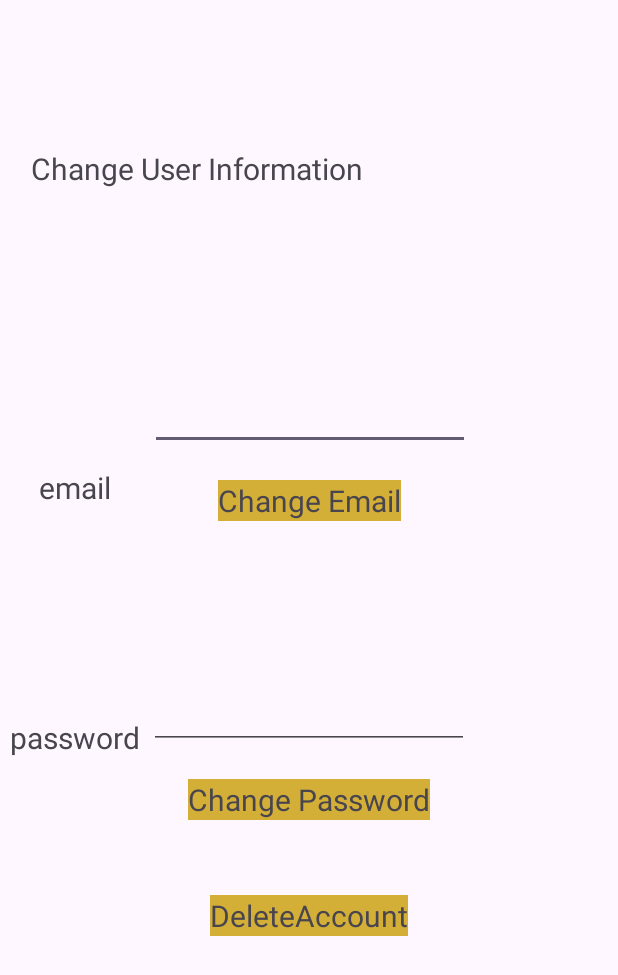
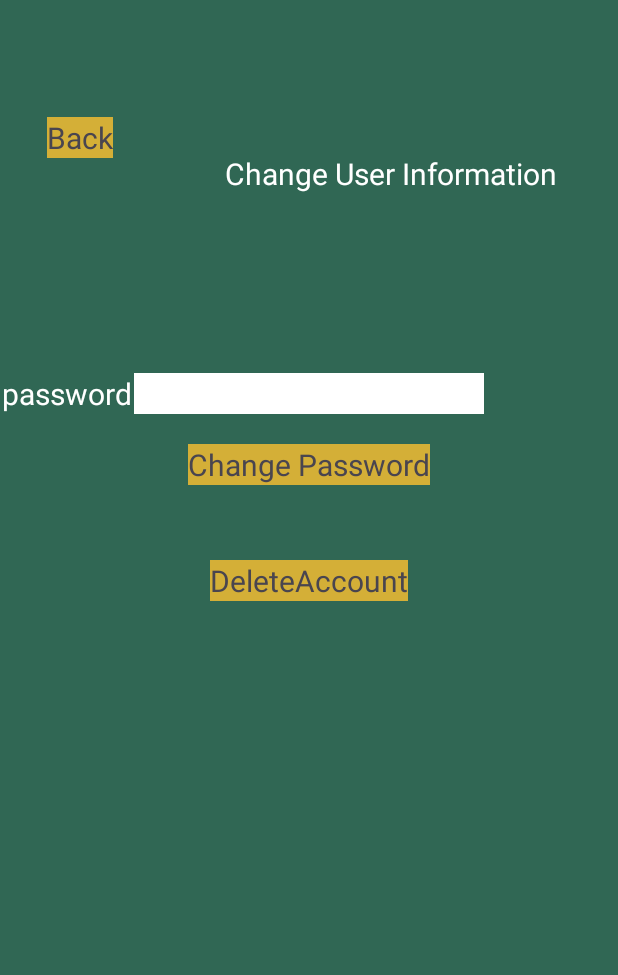
Before and after one commit to mnguyen402/SpotifyWrapper-sdk, an Android app: the Account screen opened directly, with no data from a screen before it, on a phone screen of 412 x 824 dp. Shown: the top 975 px of the screen. Run offline under Robolectric (Android 15) with nearby library versions, the phone set to English and light mode, and no system bars; our stand-ins replace Firebase (no records; nobody signed in at launch, a user with empty details on screens opened directly).

Commit message:
clean up

```diff
--- a/app/src/main/java/com/example/spotify_sdk/Account.java
+++ b/app/src/main/java/com/example/spotify_sdk/Account.java
@@ -17,18 +17,17 @@ import com.google.firebase.auth.FirebaseUser;
 
 public class Account extends AppCompatActivity {
     FirebaseUser user;
-    TextView deleteAButton, changeEmailButton, changePasswordButton;
-    EditText changeEmailText, changePasswordText;
+    TextView deleteAButton, changePasswordButton, backButton;
+    EditText changePasswordText;
     @Override
     protected void onCreate(Bundle savedInstanceState) {
         super.onCreate(savedInstanceState);
         setContentView(R.layout.activity_account);
         user = FirebaseAuth.getInstance().getCurrentUser();
         deleteAButton = findViewById(R.id.DeleteAccountButton);
-        changeEmailButton = findViewById(R.id.ChangeEmailButton);
         changePasswordButton = findViewById(R.id.changePasswordButton);
-        changeEmailText = findViewById(R.id.editEmail);
         changePasswordText = findViewById(R.id.editPassword);
+        backButton = findViewById(R.id.backButtonAccount);
         deleteAButton.setOnClickListener(new View.OnClickListener() {
             public void onClick(View view) {
                 user.delete()
@@ -37,22 +36,10 @@ public class Account extends AppCompatActivity {
                             public void onComplete(Task<Void> task) {
                                 if (task.isSuccessful()) {
                                     Toast.makeText(getApplicationContext(), "Delete Successful.", Toast.LENGTH_SHORT).show();
+                                    FirebaseAuth.getInstance().signOut();
                                     Intent intent = new Intent(getApplicationContext(), Login.class);
                                     startActivity(intent);
                                     finish();
-                                }
-                            }
-                        });
-            }
-        });
-        changeEmailButton.setOnClickListener(new View.OnClickListener() {
-            public void onClick(View view) {
-                user.updateEmail(changeEmailText.getText().toString())
-                        .addOnCompleteListener(new OnCompleteListener<Void>() {
-                            @Override
-                            public void onComplete( Task<Void> task) {
-                                if (task.isSuccessful()) {
-                                    Toast.makeText(getApplicationContext(), "User email address updated.", Toast.LENGTH_SHORT).show();
                                 }
                             }
                         });
@@ -71,6 +58,12 @@ public class Account extends AppCompatActivity {
                         });
             }
         });
-
+        backButton.setOnClickListener(new View.OnClickListener() {
+            public void onClick(View view) {
+                Intent intent = new Intent(getApplicationContext(), MainActivity.class);
+                startActivity(intent);
+                finish();
+            }
+        });
     }
 }
--- a/app/src/main/res/layout/activity_account.xml
+++ b/app/src/main/res/layout/activity_account.xml
@@ -5,40 +5,17 @@
     android:id="@+id/text"
     android:layout_width="match_parent"
     android:layout_height="match_parent"
+    android:background="@color/sea_green"
     tools:context=".Account">
-
-    <EditText
-        android:id="@+id/editEmail"
-        android:layout_width="wrap_content"
-        android:layout_height="wrap_content"
-        android:layout_marginTop="100dp"
-        android:ems="10"
-        android:inputType="text"
-        app:layout_constraintBottom_toTopOf="@+id/editPassword"
-        app:layout_constraintEnd_toEndOf="parent"
-        app:layout_constraintHorizontal_bias="0.502"
-        app:layout_constraintStart_toStartOf="parent"
-        app:layout_constraintTop_toTopOf="parent" />
 
     <EditText
         android:id="@+id/editPassword"
         android:layout_width="wrap_content"
         android:layout_height="wrap_content"
-        android:layout_marginBottom="170dp"
+        android:layout_marginBottom="300dp"
+        android:background="@color/white"
         android:ems="10"
         android:inputType="text"
-        app:layout_constraintBottom_toBottomOf="parent"
-        app:layout_constraintEnd_toEndOf="parent"
-        app:layout_constraintStart_toStartOf="parent"
-        app:layout_constraintTop_toBottomOf="@+id/editEmail" />
-
-    <TextView
-        android:id="@+id/changeUserInformation"
-        android:layout_width="wrap_content"
-        android:layout_height="wrap_content"
-        android:layout_marginEnd="150dp"
-        android:layout_marginBottom="600dp"
-        android:text="Change User Information"
         android:textSize="20sp"
         app:layout_constraintBottom_toBottomOf="parent"
         app:layout_constraintEnd_toEndOf="parent"
@@ -46,40 +23,33 @@
         app:layout_constraintTop_toTopOf="parent" />
 
     <TextView
-        android:id="@+id/changeEmail"
+        android:id="@+id/changeUserInformation"
         android:layout_width="wrap_content"
         android:layout_height="wrap_content"
-        android:layout_marginBottom="300dp"
-        android:text="email"
+        android:layout_marginStart="150dp"
+        android:layout_marginBottom="600dp"
+        android:text="Change User Information"
+        android:textColor="@color/white"
         android:textSize="20sp"
         app:layout_constraintBottom_toBottomOf="parent"
-        app:layout_constraintEnd_toStartOf="@+id/editEmail"
+        app:layout_constraintEnd_toEndOf="parent"
+        app:layout_constraintHorizontal_bias="0.0"
         app:layout_constraintStart_toStartOf="parent"
-        app:layout_constraintTop_toBottomOf="@+id/changeUserInformation" />
-
-    <TextView
-        android:id="@+id/ChangeEmailButton"
-        android:layout_width="wrap_content"
-        android:layout_height="wrap_content"
-        android:layout_marginTop="20dp"
-        android:background="@color/metallic_gold"
-        android:text="Change Email"
-        android:textSize="20sp"
-        app:layout_constraintEnd_toEndOf="parent"
-        app:layout_constraintStart_toStartOf="parent"
-        app:layout_constraintTop_toBottomOf="@+id/editEmail" />
+        app:layout_constraintTop_toTopOf="parent"
+        app:layout_constraintVertical_bias="0.519" />
 
     <TextView
         android:id="@+id/changePassword"
         android:layout_width="wrap_content"
         android:layout_height="wrap_content"
-        android:layout_marginBottom="180dp"
+        android:layout_marginBottom="300dp"
         android:text="password"
+        android:textColor="@color/white"
         android:textSize="20sp"
         app:layout_constraintBottom_toBottomOf="parent"
         app:layout_constraintEnd_toStartOf="@+id/editPassword"
         app:layout_constraintStart_toStartOf="parent"
-        app:layout_constraintTop_toBottomOf="@+id/changeEmail" />
+        app:layout_constraintTop_toTopOf="parent" />
 
     <TextView
         android:id="@+id/changePasswordButton"
@@ -104,4 +74,19 @@
         app:layout_constraintEnd_toEndOf="parent"
         app:layout_constraintStart_toStartOf="parent"
         app:layout_constraintTop_toBottomOf="@+id/changePasswordButton" />
+
+    <TextView
+        android:id="@+id/backButtonAccount"
+        android:layout_width="wrap_content"
+        android:layout_height="wrap_content"
+        android:layout_marginBottom="70dp"
+        android:background="@color/metallic_gold"
+        android:text="Back"
+        android:textSize="20sp"
+        app:layout_constraintBottom_toTopOf="@+id/changePassword"
+        app:layout_constraintEnd_toStartOf="@+id/changeUserInformation"
+        app:layout_constraintHorizontal_bias="0.295"
+        app:layout_constraintStart_toStartOf="parent"
+        app:layout_constraintTop_toTopOf="parent"
+        app:layout_constraintVertical_bias="0.514" />
 </androidx.constraintlayout.widget.ConstraintLayout>
```
Also changed, not shown: app/src/main/java/com/example/spotify_sdk/MainActivity.java (+10 -1 lines), app/src/main/res/layout/activity_main.xml (+16 -0 lines).
